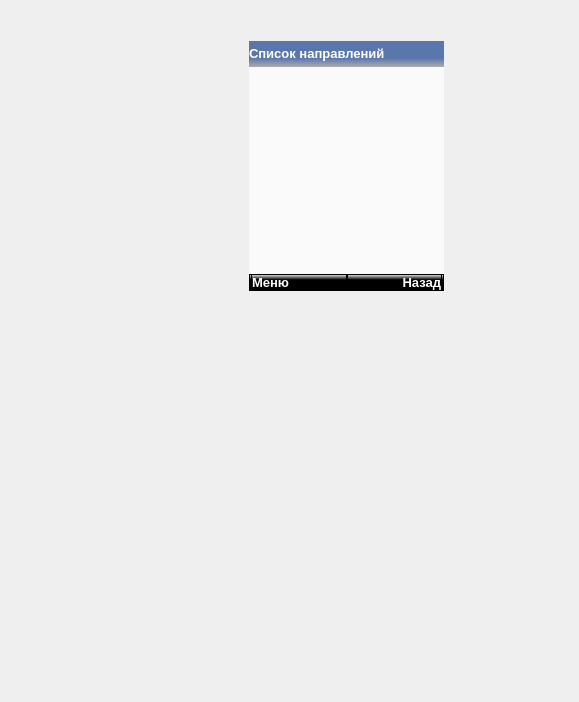
First picture: the form in mainwindow.ui, repository COOLIRON2311/azart-p, before the edit; both pictures show x 0 to 579 and y 169 to 871 of the 770 by 989 pixel window.
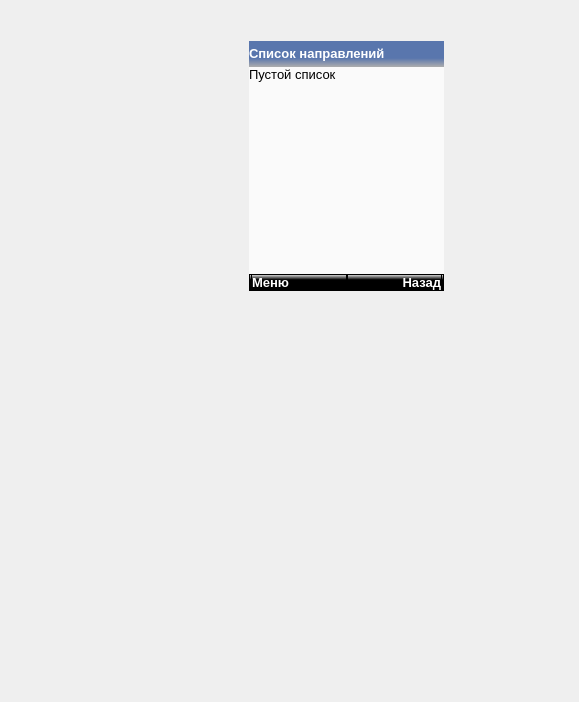
Second picture: the form after the edit. The open tabs and pages were chosen to show the change. Icons and pictures are not drawn.

Commit message: fixed some small bugs and added new ones(a joke)

Diff of the .ui file:
```diff
--- a/mainwindow.ui
+++ b/mainwindow.ui
@@ -106,9 +106,9 @@
       <widget class="QPushButton" name="talk_button">
        <property name="geometry">
         <rect>
-         <x>10</x>
+         <x>0</x>
          <y>0</y>
-         <width>51</width>
+         <width>61</width>
          <height>131</height>
         </rect>
        </property>
@@ -170,8 +170,8 @@
       <widget class="QPushButton" name="left_arrow">
        <property name="geometry">
         <rect>
-         <x>0</x>
-         <y>10</y>
+         <x>2</x>
+         <y>8</y>
          <width>57</width>
          <height>31</height>
         </rect>
@@ -189,8 +189,8 @@
       <widget class="QPushButton" name="up_arrow">
        <property name="geometry">
         <rect>
-         <x>90</x>
-         <y>10</y>
+         <x>86</x>
+         <y>8</y>
          <width>57</width>
          <height>31</height>
         </rect>
@@ -209,7 +209,7 @@
        <property name="geometry">
         <rect>
          <x>170</x>
-         <y>10</y>
+         <y>8</y>
          <width>57</width>
          <height>31</height>
         </rect>
@@ -228,7 +228,7 @@
        <property name="geometry">
         <rect>
          <x>0</x>
-         <y>70</y>
+         <y>68</y>
          <width>57</width>
          <height>31</height>
         </rect>
@@ -246,8 +246,8 @@
       <widget class="QPushButton" name="down_arrow">
        <property name="geometry">
         <rect>
-         <x>90</x>
-         <y>70</y>
+         <x>86</x>
+         <y>68</y>
          <width>57</width>
          <height>31</height>
         </rect>
@@ -266,7 +266,7 @@
        <property name="geometry">
         <rect>
          <x>170</x>
-         <y>70</y>
+         <y>68</y>
          <width>57</width>
          <height>31</height>
         </rect>
@@ -303,8 +303,8 @@
       <widget class="QPushButton" name="number_2">
        <property name="geometry">
         <rect>
-         <x>90</x>
-         <y>140</y>
+         <x>86</x>
+         <y>138</y>
          <width>57</width>
          <height>31</height>
         </rect>
@@ -323,7 +323,7 @@
        <property name="geometry">
         <rect>
          <x>170</x>
-         <y>140</y>
+         <y>138</y>
          <width>57</width>
          <height>31</height>
         </rect>
@@ -360,8 +360,8 @@
       <widget class="QPushButton" name="number_5">
        <property name="geometry">
         <rect>
-         <x>90</x>
-         <y>200</y>
+         <x>86</x>
+         <y>198</y>
          <width>57</width>
          <height>31</height>
         </rect>
@@ -436,8 +436,8 @@
       <widget class="QPushButton" name="number_8">
        <property name="geometry">
         <rect>
-         <x>90</x>
-         <y>260</y>
+         <x>86</x>
+         <y>258</y>
          <width>57</width>
          <height>31</height>
         </rect>
@@ -8028,6 +8028,18 @@
             </layout>
            </widget>
           </item>
+          <item>
+           <widget class="QLabel" name="empty_direction_list_label">
+            <property name="font">
+             <font>
+              <pointsize>10</pointsize>
+             </font>
+            </property>
+            <property name="text">
+             <string>Пустой список</string>
+            </property>
+           </widget>
+          </item>
           <item>
            <widget class="QListWidget" name="direction_list">
             <property name="sizePolicy">
```
Left out of the diff: 4 changed lines with no effect on the pictures. The commit also changes 2 other files.
